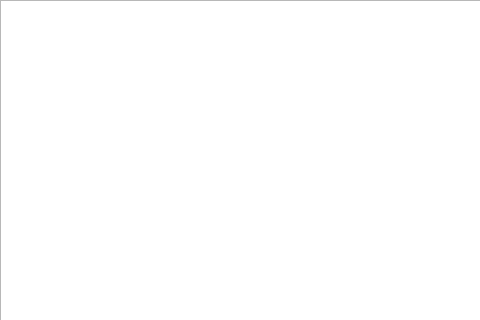
The window that src/MadScientist/Juego.ui (chinoudea/ProyectoFinal) describes before a commit, drawn with Qt 5; both pictures show x 0 to 480 and y 0 to 320 of the 800 by 600 pixel window.
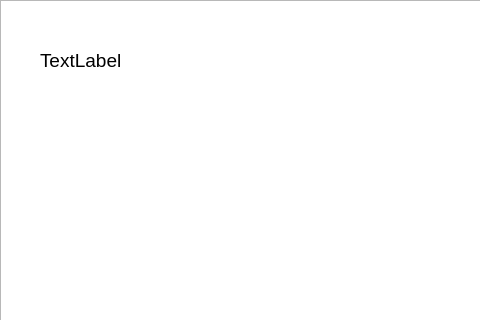
The same window after the commit. The open tabs and pages were chosen to show the change. Icons and pictures are not drawn.

What changed in the file:
```diff
--- a/src/MadScientist/Juego.ui
+++ b/src/MadScientist/Juego.ui
@@ -1600,6 +1600,27 @@
        </sizepolicy>
       </property>
      </widget>
+     <widget class="QLabel" name="nombreJugador">
+      <property name="geometry">
+       <rect>
+        <x>40</x>
+        <y>40</y>
+        <width>141</width>
+        <height>41</height>
+       </rect>
+      </property>
+      <property name="font">
+       <font>
+        <pointsize>14</pointsize>
+       </font>
+      </property>
+      <property name="styleSheet">
+       <string notr="true">background-image: url(:/userInterface/transparent);</string>
+      </property>
+      <property name="text">
+       <string>TextLabel</string>
+      </property>
+     </widget>
     </widget>
    </widget>
   </widget>
```
Left out of the diff: 2 changed lines with no effect on the pictures.
